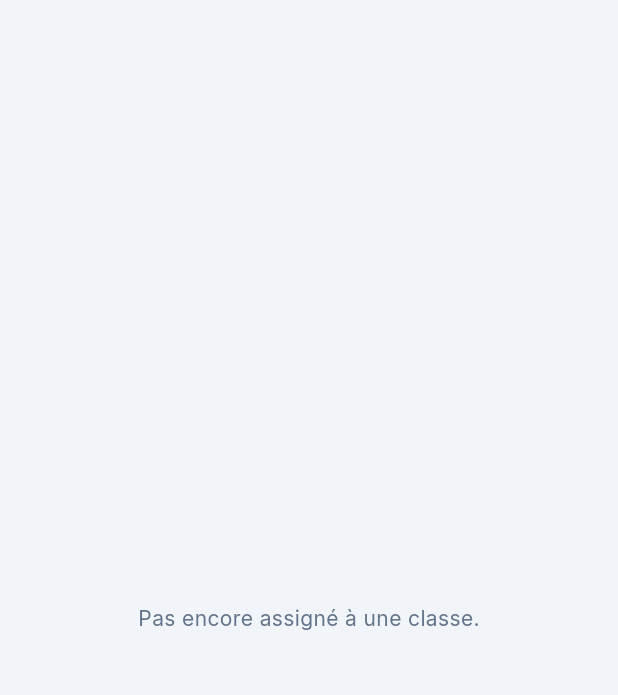
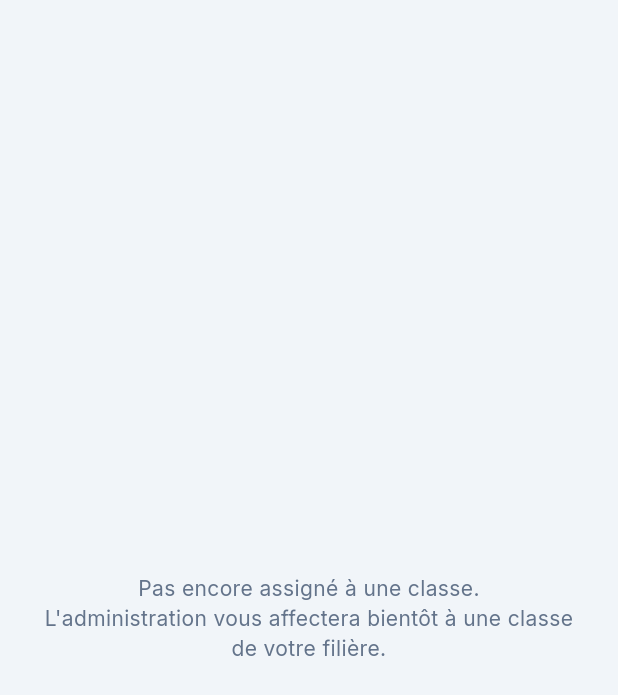
Before and after one commit to trixma-ux/schoolflow, a Flutter app: the _ClassMembersTab widget shown alone on an empty page, opened directly with empty values, on a phone screen of 412 x 824 dp. Shown: the top 695 px of the screen. Run offline on Flutter 3.47's test engine with Material 3 defaults, Android fonts, the phone set to English and light mode, and no system bars; our stand-ins replace cloud_firestore, equatable, firebase_auth, firebase_core, flutter_riverpod, go_router and 2 more; accounts and stored records are empty.

Commit message:
Spec: unassigned students on admin overview; student sees which teacher teaches each subject; tests for rules, route guards and the unassigned list

```diff
--- a/lib/presentation/screens/admin/admin_dashboard.dart
+++ b/lib/presentation/screens/admin/admin_dashboard.dart
@@ -1,3 +1,4 @@
+import 'unassigned_students_card.dart';
 import 'package:flutter/material.dart';
 import 'package:flutter_riverpod/flutter_riverpod.dart';
 import 'package:intl/intl.dart';
@@ -245,6 +246,9 @@ class _SystemOverviewTabState extends ConsumerState<_SystemOverviewTab> {
                   Icons.family_restroom, AppColors.accent)),
         ]),
         const SizedBox(height: 24),
+
+        const UnassignedStudentsCard(),
+        const SizedBox(height: 16),
 
         subjectsAsync.when(
           data: (subjects) => Container(
--- a/lib/presentation/screens/student/student_dashboard.dart
+++ b/lib/presentation/screens/student/student_dashboard.dart
@@ -1,3 +1,4 @@
+import '../../../core/logic/school_rules.dart';
 import 'package:flutter/material.dart';
 import 'package:flutter_riverpod/flutter_riverpod.dart';
 import 'package:intl/intl.dart';
@@ -375,11 +376,21 @@ class _ClassMembersTab extends ConsumerWidget {
   @override
   Widget build(BuildContext context, WidgetRef ref) {
     if (classId.isEmpty) {
-      return const Center(child: Text('Pas encore assigné à une classe.', style: TextStyle(color: AppColors.textSecondary)));
+      return const Center(
+        child: Padding(
+          padding: EdgeInsets.all(24),
+          child: Text(
+            'Pas encore assigné à une classe.\nL\'administration vous affectera bientôt à une classe de votre filière.',
+            textAlign: TextAlign.center,
+            style: TextStyle(color: AppColors.textSecondary),
+          ),
+        ),
+      );
     }
 
     final classesAsync = ref.watch(classesProvider);
     final usersAsync = ref.watch(allUsersProvider);
+    final subjects = ref.watch(subjectsProvider).valueOrNull ?? const [];
 
     final allClasses = classesAsync.valueOrNull ?? [];
     final allUsers = usersAsync.valueOrNull ?? [];
@@ -387,10 +398,17 @@ class _ClassMembersTab extends ConsumerWidget {
     final cls = allClasses.where((c) => c.id == classId).firstOrNull;
     if (cls == null) return const Center(child: CircularProgressIndicator());
 
+    final me = allUsers.where((u) => u.id == studentId).firstOrNull;
     final students = allUsers.where((u) => u.role == UserRole.student && cls.studentIds.contains(u.id)).toList();
+    final subjectTeachers = SchoolRules.teachersBySubject(
+      cls: cls,
+      users: allUsers,
+      subjects: subjects,
+      studentFiliere: me?.filiere,
+    );
 
-    return Column(
-      crossAxisAlignment: CrossAxisAlignment.start,
+    return ListView(
+      padding: const EdgeInsets.only(bottom: 24),
       children: [
         Container(
           margin: const EdgeInsets.all(16),
@@ -403,18 +421,53 @@ class _ClassMembersTab extends ConsumerWidget {
           child: Row(children: [
             const Icon(Icons.class_, color: AppColors.primary, size: 28),
             const SizedBox(width: 12),
-            Column(crossAxisAlignment: CrossAxisAlignment.start, children: [
+            Expanded(
+              child: Column(crossAxisAlignment: CrossAxisAlignment.start, children: [
                 Text(cls.name, style: const TextStyle(fontWeight: FontWeight.bold, fontSize: 18)),
-              Text('${students.length} élève(s)', style: const TextStyle(color: AppColors.textSecondary, fontSize: 13)),
-            ]),
+                Text(
+                  [
+                    if (cls.filiere != null) 'Série ${cls.filiere}',
+                    '${students.length} élève(s)',
+                  ].join(' • '),
+                  style: const TextStyle(color: AppColors.textSecondary, fontSize: 13),
+                ),
               ]),
             ),
-        Expanded(
-          child: ListView.builder(
-            padding: const EdgeInsets.symmetric(horizontal: 16),
-            itemCount: students.length,
-            itemBuilder: (_, i) {
-              final s = students[i];
+          ]),
+        ),
+        const Padding(
+          padding: EdgeInsets.symmetric(horizontal: 16),
+          child: Text('Mes professeurs par matière',
+              style: TextStyle(fontWeight: FontWeight.bold, fontSize: 16)),
+        ),
+        const SizedBox(height: 8),
+        if (subjectTeachers.isEmpty)
+          const Padding(
+            padding: EdgeInsets.symmetric(horizontal: 16),
+            child: Text('Aucun professeur n\'est encore affecté à cette classe.',
+                style: TextStyle(color: AppColors.textSecondary)),
+          )
+        else
+          ...subjectTeachers.map((st) => ListTile(
+                key: ValueKey('subject-${st.subjectId}'),
+                dense: true,
+                leading: Icon(Icons.menu_book,
+                    color: st.teacherNames.isEmpty ? AppColors.textHint : AppColors.secondary),
+                title: Text(st.subjectName),
+                subtitle: Text(
+                  st.teacherNames.isEmpty ? 'Aucun professeur affecté' : st.teacherNames.join(', '),
+                  style: TextStyle(
+                    fontSize: 12,
+                    color: st.teacherNames.isEmpty ? AppColors.textHint : null,
+                  ),
+                ),
+              )),
+        const Divider(height: 32),
+        const Padding(
+          padding: EdgeInsets.symmetric(horizontal: 16),
+          child: Text('Mes camarades', style: TextStyle(fontWeight: FontWeight.bold, fontSize: 16)),
+        ),
+        ...students.map((s) {
           final isMe = s.id == studentId;
           return ListTile(
             leading: CircleAvatar(
@@ -423,7 +476,7 @@ class _ClassMembersTab extends ConsumerWidget {
                 style: TextStyle(color: isMe ? AppColors.primary : AppColors.info, fontWeight: FontWeight.bold)),
             ),
             title: Row(children: [
-                  Text(s.name),
+              Flexible(child: Text(s.name, overflow: TextOverflow.ellipsis)),
               if (isMe) ...[
                 const SizedBox(width: 6),
                 Container(
@@ -435,9 +488,7 @@ class _ClassMembersTab extends ConsumerWidget {
             ]),
             subtitle: Text(s.email, style: const TextStyle(fontSize: 12)),
           );
-            },
-          ),
-        ),
+        }),
       ],
     );
   }
```
Also changed, not shown: 2 other files. Lines whose indentation alone changed are shown as unchanged.
